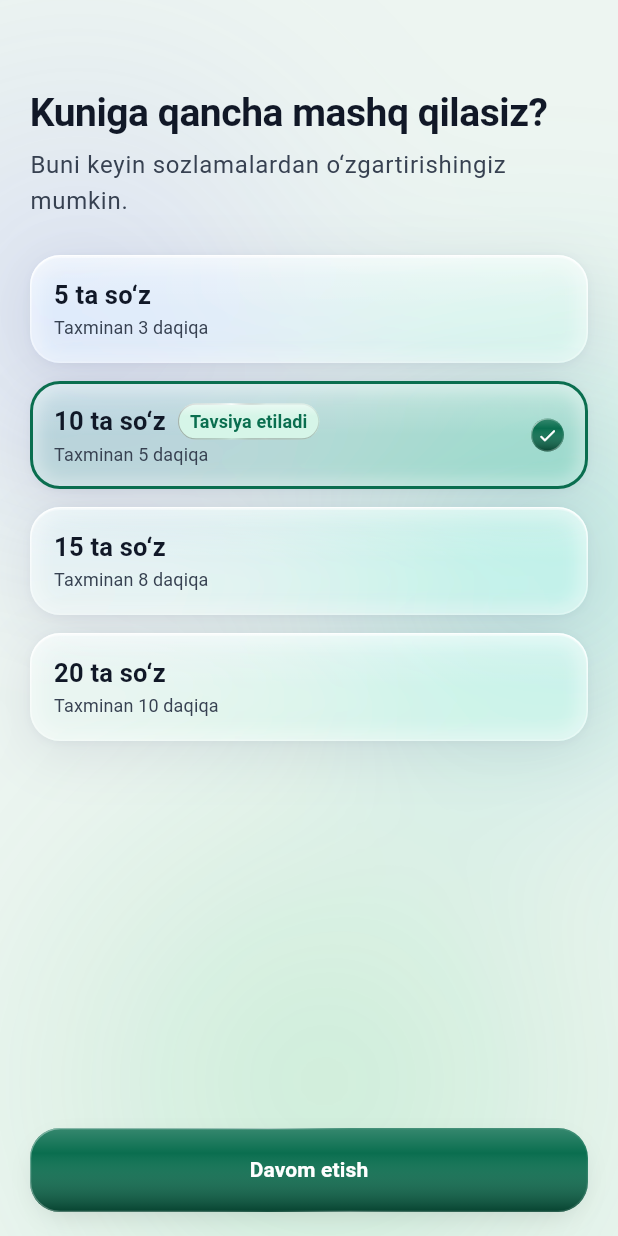
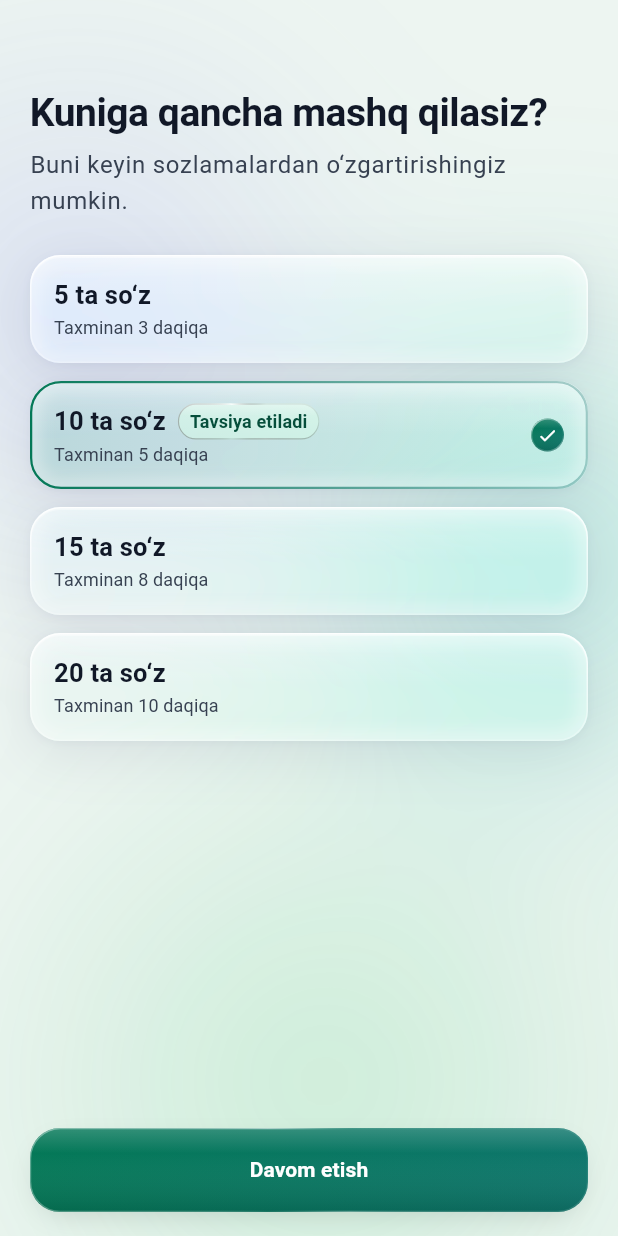
Before and after one commit to samandar-hodiev/voca, a Flutter app: the DailyGoalPage screen opened by its route, on a phone screen of 412 x 824 dp. Run offline on Flutter 3.47's test engine with Material 3 defaults, Android fonts, the phone set to English and light mode, and no system bars; our stand-ins replace dio, firebase_auth, firebase_core, flutter_riverpod, flutter_secure_storage, go_router and 3 more; accounts and stored records are empty.

Commit message:
Nafis yashil gradient, shaffof ichki elementlar va sezilarli shisha navbar
- Brend rangi ochroq, toza zumrad #047857 (qorong'ida #34D399); to'ldirilgan
  elementlar diagonal bo'yicha zumraddan tealga o'tadi, qora aralashmasi 40% dan 12% ga
  tushirildi, yuqorida yumshoq yorug'lik; oq yozuv ikkala uchida 5.5:1
- Tanlangan karta: qalin chiziq va tekis fon o'rniga chapdan o'ngga so'nadigan
  zumrad-teal shisha va ingichka gradient qirra
- Karta ichidagi elementlar shaffof: tovush belgilari yupqa shisha, A2/B1 kabi
  belgilar yarim tonda, yozuvi to'qroq
- Navbar: shaffof, lekin tanasi seziladi; yorqin qirra va yuqori yorug'lik, chet
  ichida yorug'lik, nozik tashqi chiziq va yumshoq soya; tanlangan pilyula ichida
  yengil zumrad-teal tus
- Shisha panelga gradient tint, qirra, chet yorug'ligi va soya uchun sozlamalar
- Kontrast testi: gradientning ikkala uchi va barcha belgi turlari shishada
- Dizayn tizimi hujjati yangilandi

Co-Authored-By: Claude Opus 5 <noreply@anthropic.com>

```diff
--- a/mobile/lib/core/theme/app_colors.dart
+++ b/mobile/lib/core/theme/app_colors.dart
@@ -14,9 +14,9 @@ import 'package:flutter/material.dart';
 /// directly, because a value has no meaning and cannot be themed.
 abstract final class _Palette {
   // Indigo accent.
-  static const emerald50 = Color(0xFFD6F5E8);
-  static const emerald700 = Color(0xFF0A6E4F);
-  static const emerald800 = Color(0xFF085A40);
+  static const emerald50 = Color(0xFFD1FAE5);
+  static const emerald700 = Color(0xFF047857);
+  static const emerald800 = Color(0xFF065F46);
 
   // Neutrals.
   static const white = Color(0xFFFFFFFF);
@@ -141,8 +141,8 @@ class VocaColors extends ThemeExtension<VocaColors> {
 
   /// Light theme. The default; Voca's direction is bright, calm and spacious.
   static const light = VocaColors(
-    // A deep emerald. Filled controls run it from a lighter top down towards black
-    // (LiquidDrop), which is where the brand's depth comes from. White on it is 6.3:1.
+    // A clean emerald. Filled controls run it diagonally into teal with a soft light
+    // across the top (LiquidDrop): a gradient, not a slab. White on both ends is 5.5:1.
     primary: _Palette.emerald700,
     onPrimary: _Palette.white,
     primaryPressed: _Palette.emerald800,
--- a/mobile/lib/core/widgets/app_badge.dart
+++ b/mobile/lib/core/widgets/app_badge.dart
@@ -25,21 +25,25 @@ class AppBadge extends StatelessWidget {
   final BadgeTone tone;
   final IconData? icon;
 
+  /// How much of its tone a badge carries: half, so the glass behind shows through.
+  /// Public so the contrast test checks every tone at this strength on glass.
+  @visibleForTesting
+  static const tintAlpha = 0.5;
+
   @override
   Widget build(BuildContext context) {
     final colors = context.vocaColors;
     final (background, foreground) = switch (tone) {
       BadgeTone.neutral => (colors.border, colors.textSecondary),
-      BadgeTone.primary => (colors.primaryMuted, colors.primary),
+      BadgeTone.primary => (colors.primaryMuted, colors.onPrimaryMuted),
       BadgeTone.success => (colors.successMuted, colors.onSuccessMuted),
       BadgeTone.warning => (colors.warningMuted, colors.onWarningMuted),
       BadgeTone.error => (colors.errorMuted, colors.onErrorMuted),
     };
 
-    // A glass pill carrying its tone. The tone is opaque, so the text keeps exactly the
-    // contrast the badge pairs are tested for.
+    // A clear glass pill carrying half its tone (contrast_test checks every tone on glass).
     return GlassBead(
-      tint: background,
+      tint: background.withValues(alpha: tintAlpha),
       padding: const EdgeInsets.symmetric(
         horizontal: VocaSpacing.xs,
         vertical: VocaSpacing.xxs,
--- a/mobile/lib/core/widgets/glass_surface.dart
+++ b/mobile/lib/core/widgets/glass_surface.dart
@@ -37,6 +37,11 @@ class GlassSurface extends StatelessWidget {
     this.edgeGlow = true,
     this.blurSigma,
     this.highlight,
+    this.tintGradient,
+    this.rimTop,
+    this.rimBottom,
+    this.edgeLight,
+    this.shadows,
   });
 
   final Widget child;
@@ -67,6 +72,18 @@ class GlassSurface extends StatelessWidget {
 
   /// Overrides the soft light across the top of the pane.
   final Color? highlight;
+
+  /// A gradient laid into the glass over the tint, for a pane that belongs to a state,
+  /// such as a selected choice.
+  final Gradient? tintGradient;
+
+  /// Override the rim's colour at the top and bottom, the light gathered inside the rim,
+  /// and the shadow. The tab bar uses them to read as a thick piece of clear glass on a
+  /// light page, where the theme's white rim alone would disappear.
+  final Color? rimTop;
+  final Color? rimBottom;
+  final Color? edgeLight;
+  final List<BoxShadow>? shadows;
 
   /// The corner light, per theme: a teal between the brand indigo and the green in the
   /// background, as in the reference.
@@ -116,6 +133,8 @@ class GlassSurface extends StatelessWidget {
         borderRadius: radius,
       ),
       child: DecoratedBox(
+        decoration: BoxDecoration(gradient: tintGradient, borderRadius: radius),
+        child: DecoratedBox(
           decoration: BoxDecoration(
             borderRadius: radius,
             gradient: LinearGradient(
@@ -131,11 +150,14 @@ class GlassSurface extends StatelessWidget {
           child: CustomPaint(
             painter: _EdgeLens(
               borderRadius: radius,
-            color: glass.borderTop.withValues(alpha: glass.borderTop.a * 0.55),
+              color:
+                  edgeLight ??
+                  glass.borderTop.withValues(alpha: glass.borderTop.a * 0.55),
             ),
             child: Padding(
               padding: padding ?? const EdgeInsets.all(VocaSpacing.md),
               child: child,
+            ),
           ),
         ),
       ),
@@ -168,8 +190,8 @@ class GlassSurface extends StatelessWidget {
               painter: _RimLight(
                 borderRadius: radius,
                 width: borderWidth,
-                top: glass.borderTop,
-                bottom: glass.borderBottom,
+                top: rimTop ?? glass.borderTop,
+                bottom: rimBottom ?? glass.borderBottom,
                 glow: edgeGlow ? cornerLight(brightness) : null,
               ),
             ),
@@ -194,7 +216,10 @@ class GlassSurface extends StatelessWidget {
     // The shadow is painted outside the pane only. Under translucent glass an ordinary
     // shadow shows through and turns the pane grey.
     return CustomPaint(
-      painter: _OuterShadow(borderRadius: radius, shadows: glass.shadows),
+      painter: _OuterShadow(
+        borderRadius: radius,
+        shadows: shadows ?? glass.shadows,
+      ),
       child: surface,
     );
   }
--- a/mobile/lib/core/widgets/liquid_drop.dart
+++ b/mobile/lib/core/widgets/liquid_drop.dart
@@ -41,18 +41,22 @@ class LiquidDrop extends StatelessWidget {
   static const topLightenLight = 0.18;
   static const topLightenDark = 0.20;
 
-  /// How much black the colour is mixed with by the bottom edge, per theme. From the
-  /// lighter top it deepens all the way down, so a filled control reads as a body of
-  /// colour with depth rather than a flat chip. Behind a label it is only ever the colour
-  /// or darker; the contrast test checks the dark theme's dark label at the very bottom.
-  static const shadeLight = 0.40;
-  static const shadeDark = 0.30;
+  /// A whisper of shade along the bottom edge, per theme: enough for a little volume,
+  /// not enough to muddy the colour.
+  static const shadeLight = 0.12;
+  static const shadeDark = 0.14;
 
   /// Where, as a fraction of the height, the light at the top has faded out. A label's
   /// band starts at [labelBandTop], so everything behind a label is the plain colour.
   /// Public so the contrast test holds the two to each other.
   static const colourStop = 0.30;
   static const labelBandTop = 0.30;
+
+  /// The teal the brand colour flows into across a filled control, per theme. White (in
+  /// light) and near-black (in dark) keep their contrast on it; contrast_test checks.
+  static Color brandTeal(Brightness brightness) => brightness == Brightness.dark
+      ? const Color(0xFF2DD4BF)
+      : const Color(0xFF0F766E);
 
   /// Whichever of white and near-black reads better on [color].
   static Color foregroundOn(Color color) {
@@ -69,10 +73,20 @@ class LiquidDrop extends StatelessWidget {
     final dark = Theme.of(context).brightness == Brightness.dark;
     final radius = borderRadius ?? VocaRadius.pillAll;
     final top = dark ? topLightenDark : topLightenLight;
+    final base = color ?? colors.primary;
+    // The brand runs diagonally from emerald into teal; any other colour stays itself.
+    final brand = base == colors.primary || base == colors.primaryPressed;
+    final end = brand
+        ? Color.lerp(base, brandTeal(Theme.of(context).brightness), 0.9)!
+        : base;
 
     return DecoratedBox(
       decoration: BoxDecoration(
-        color: color ?? colors.primary,
+        gradient: LinearGradient(
+          begin: Alignment.topLeft,
+          end: Alignment.bottomRight,
+          colors: [base, end],
+        ),
         borderRadius: radius,
         boxShadow: glow
             ? const [
@@ -140,7 +154,7 @@ class GlassBead extends StatelessWidget {
   /// the bottom. Public so the contrast test checks text on the lightest part.
   static Color fill(Brightness brightness) => brightness == Brightness.dark
       ? const Color(0x0FFFFFFF)
-      : const Color(0x80FFFFFF);
+      : const Color(0x38FFFFFF);
 
   @override
   Widget build(BuildContext context) {
@@ -182,7 +196,7 @@ class GlassBead extends StatelessWidget {
               begin: Alignment.topCenter,
               end: Alignment.bottomCenter,
               colors: [
-                Colors.white.withValues(alpha: dark ? 0.12 : 0.5),
+                Colors.white.withValues(alpha: dark ? 0.12 : 0.32),
                 Colors.white.withValues(alpha: 0),
               ],
               stops: const [0, 0.35],
--- a/mobile/lib/core/widgets/selection_card.dart
+++ b/mobile/lib/core/widgets/selection_card.dart
@@ -72,9 +72,17 @@ class SelectionCard extends StatelessWidget {
                 // Barely there on purpose. A fill heavy enough to hide the field behind it
                 // is a white card, whatever it is called. Selection is carried by the ring
                 // and the check mark, so the selected pane only has to shift hue.
-                tint: selected
-                    ? colors.primary.withValues(alpha: glass.selectionOpacity)
-                    : glass.tint.withValues(alpha: glass.controlOpacity),
+                tint: glass.tint.withValues(alpha: glass.controlOpacity),
+                tintGradient: selected
+                    ? LinearGradient(
+                        colors: [
+                          colors.primary.withValues(alpha: 0.18),
+                          LiquidDrop.brandTeal(
+                            Theme.of(context).brightness,
+                          ).withValues(alpha: 0.04),
+                        ],
+                      )
+                    : null,
                 padding: const EdgeInsets.symmetric(
                   horizontal: VocaSpacing.md,
                   vertical: VocaSpacing.sm,
@@ -189,7 +197,17 @@ class SelectionCard extends StatelessWidget {
                   child: DecoratedBox(
                     decoration: BoxDecoration(
                       borderRadius: radius,
-                      border: Border.all(color: colors.primary, width: 2),
+                      border: GradientBoxBorder(
+                        width: 1.5,
+                        gradient: LinearGradient(
+                          colors: [
+                            colors.primary,
+                            LiquidDrop.brandTeal(
+                              Theme.of(context).brightness,
+                            ).withValues(alpha: 0.35),
+                          ],
+                        ),
+                      ),
                     ),
                   ),
                 ),
```
Also changed, not shown: mobile/lib/core/widgets/liquid_bottom_bar.dart (+37 -6 lines), 2 other files. Lines whose indentation alone changed are shown as unchanged.
